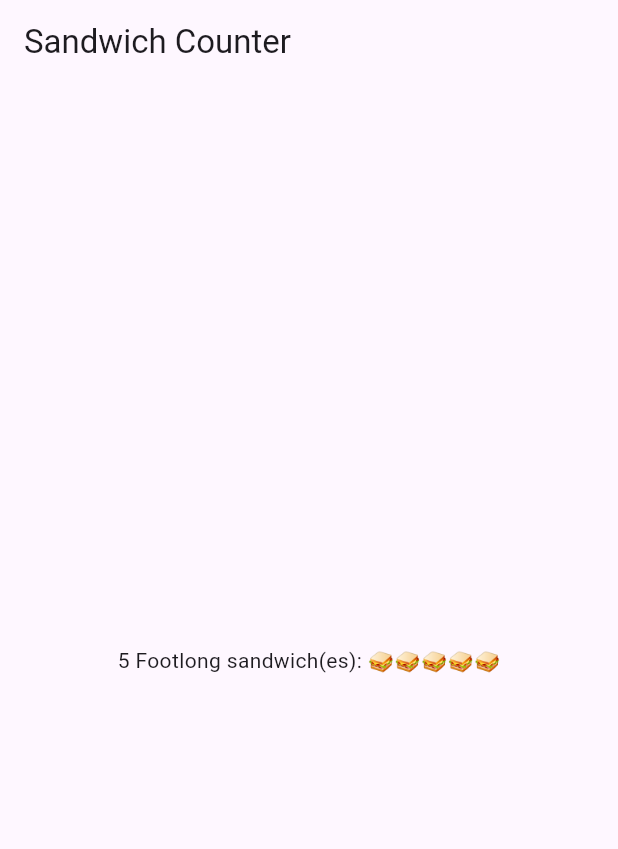
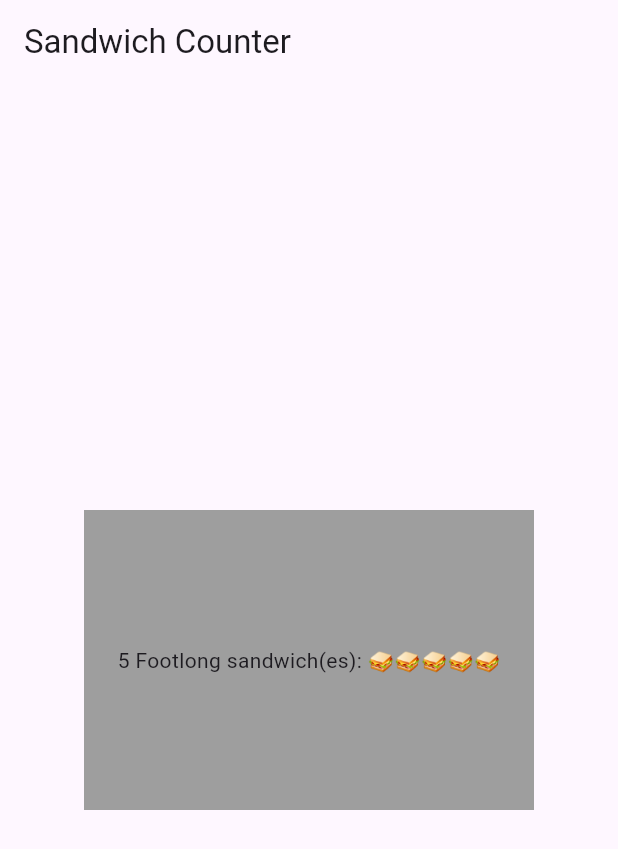
Before and after one commit to rzxv/sandwich_shop, a Flutter app: the screen it shows after launch, on a phone screen of 412 x 824 dp. Shown: the top 849 px of the screen. Run offline on Flutter 3.47's test engine with Material 3 defaults, Android fonts, the phone set to English and light mode, and no system bars.

Commit message:
Created a Container for OrderItemDisplay

```diff
--- a/lib/main.dart
+++ b/lib/main.dart
@@ -14,8 +14,15 @@ Widget build(BuildContext context) {
     title: 'Sandwich Shop App',
     home: Scaffold(
       appBar: AppBar(title: const Text('Sandwich Counter')),
-      body: const Center(
-        child: OrderItemDisplay(5, 'Footlong'),
+      body: Center(
+        child: Container(
+          alignment: Alignment.center,
+          padding: const EdgeInsets.all(16.0),
+          color: Colors.grey,
+          height: 200.0,
+          width: 300.0,
+          child: const OrderItemDisplay(5, 'Footlong'),
+        ),
       ),
     ),
   );
```
